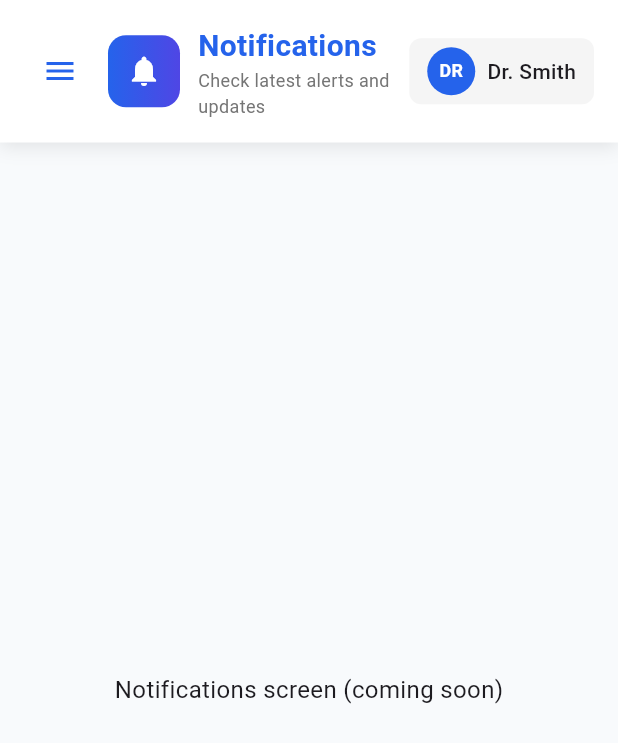
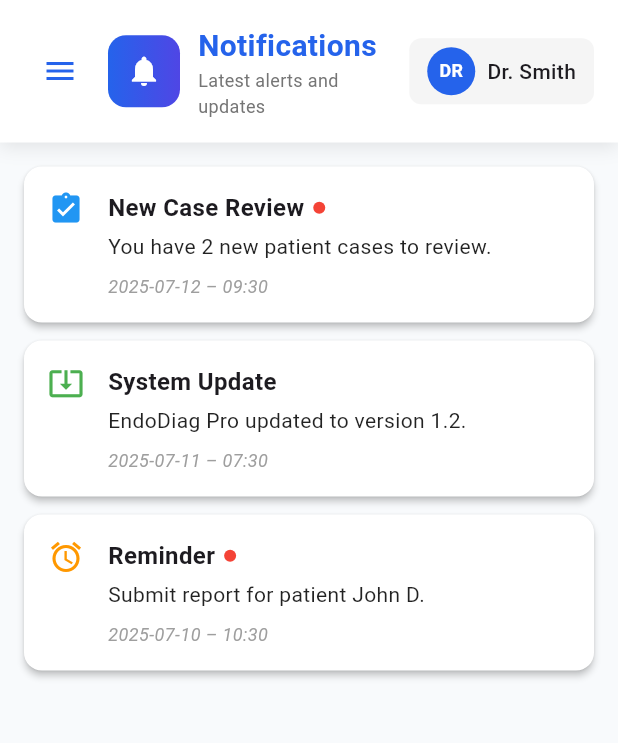
Before and after one commit to AIDentifyTeam/endo-frontend, a Flutter app: the NotificationsScreen screen opened by its route, on a phone screen of 412 x 824 dp. Shown: the top 743 px of the screen. Run offline on Flutter 3.47's test engine with Material 3 defaults, Android fonts, the phone set to English and light mode, and no system bars; our stand-ins replace image_picker.

Commit message:
add notification page

```diff
--- a/lib/screens/notifications.dart
+++ b/lib/screens/notifications.dart
@@ -1,10 +1,71 @@
-// lib/screens/notifications_screen.dart
 import 'package:flutter/material.dart';
+import 'package:intl/intl.dart';
 import 'package:endo_frontend/widgets/global_header.dart';
 import 'package:endo_frontend/widgets/main_drawer.dart';
 
-class NotificationsScreen extends StatelessWidget {
+class NotificationItem {
+  final String id;
+  final String title;
+  final String description;
+  final String type;
+  final DateTime timestamp;
+  bool isRead;
+
+  NotificationItem({
+    required this.id,
+    required this.title,
+    required this.description,
+    required this.type,
+    required this.timestamp,
+    this.isRead = false,
+  });
+}
+
+class NotificationsScreen extends StatefulWidget {
   const NotificationsScreen({super.key});
+
+  @override
+  State<NotificationsScreen> createState() => _NotificationScreenState();
+}
+
+class _NotificationScreenState extends State<NotificationsScreen> {
+  final List<NotificationItem> _notifications = [
+    NotificationItem(
+      id: '1',
+      title: 'New Case Review',
+      description: 'You have 2 new patient cases to review.',
+      type: 'New Case Review',
+      timestamp: DateTime.now().subtract(const Duration(hours: 1)),
+    ),
+    NotificationItem(
+      id: '2',
+      title: 'System Update',
+      description: 'EndoDiag Pro updated to version 1.2.',
+      type: 'System Update',
+      timestamp: DateTime.now().subtract(const Duration(days: 1, hours: 3)),
+      isRead: true,
+    ),
+    NotificationItem(
+      id: '3',
+      title: 'Reminder',
+      description: 'Submit report for patient John D.',
+      type: 'Reminder',
+      timestamp: DateTime.now().subtract(const Duration(days: 2)),
+    ),
+  ];
+
+  Icon _getIconForType(String type) {
+    switch (type) {
+      case 'New Case Review':
+        return const Icon(Icons.assignment_turned_in, color: Colors.blue);
+      case 'System Update':
+        return const Icon(Icons.system_update_alt, color: Colors.green);
+      case 'Reminder':
+        return const Icon(Icons.alarm, color: Colors.orange);
+      default:
+        return const Icon(Icons.notifications, color: Colors.grey);
+    }
+  }
 
   @override
   Widget build(BuildContext context) {
@@ -13,15 +74,88 @@ class NotificationsScreen extends StatelessWidget {
       backgroundColor: const Color(0xFFF8FAFC),
       body: SafeArea(
         child: Column(
-          children: const [
-            AppHeader(
+          children: [
+            const AppHeader(
               title: 'Notifications',
-              subtitle: 'Check latest alerts and updates',
+              subtitle: 'Latest alerts and updates',
               icon: Icons.notifications,
             ),
+            const SizedBox(height: 8),
             Expanded(
-              child: Center(
-                child: Text('Notifications screen (coming soon)', style: TextStyle(fontSize: 16)),
+              child: ListView.builder(
+                padding: const EdgeInsets.symmetric(horizontal: 16, vertical: 8),
+                itemCount: _notifications.length,
+                itemBuilder: (context, index) {
+                  final n = _notifications[index];
+
+                  return GestureDetector(
+                    onTap: () {
+                      if (!n.isRead) {
+                        setState(() {
+                          n.isRead = true;
+                        });
+                      }
+                    },
+                    child: Card(
+                      color: Colors.white,
+                      margin: const EdgeInsets.only(bottom: 12),
+                      elevation: 2,
+                      shape: RoundedRectangleBorder(borderRadius: BorderRadius.circular(12)),
+                      child: Padding(
+                        padding: const EdgeInsets.all(16),
+                        child: Row(
+                          crossAxisAlignment: CrossAxisAlignment.start,
+                          children: [
+                            _getIconForType(n.type),
+                            const SizedBox(width: 16),
+                            Expanded(
+                              child: Column(
+                                crossAxisAlignment: CrossAxisAlignment.start,
+                                children: [
+                                  Row(
+                                    children: [
+                                      Text(
+                                        n.title,
+                                        style: const TextStyle(
+                                          fontWeight: FontWeight.bold,
+                                          fontSize: 16,
+                                        ),
+                                      ),
+                                      const SizedBox(width: 6),
+                                      if (!n.isRead)
+                                        Container(
+                                          width: 8,
+                                          height: 8,
+                                          decoration: const BoxDecoration(
+                                            color: Colors.red,
+                                            shape: BoxShape.circle,
+                                          ),
+                                        ),
+                                    ],
+                                  ),
+                                  const SizedBox(height: 4),
+                                  Text(
+                                    n.description,
+                                    style: const TextStyle(fontSize: 14, color: Colors.black87),
+                                  ),
+                                  const SizedBox(height: 8),
+                                  Text(
+                                    DateFormat('yyyy-MM-dd – HH:mm').format(n.timestamp),
+                                    style: const TextStyle(
+                                      fontSize: 12,
+                                      fontStyle: FontStyle.italic,
+                                      color: Colors.grey,
+                                    ),
+                                  ),
+                                ],
+                              ),
+                            ),
+                          ],
+                        ),
+                      ),
+                    ),
+                  );
+                },
               ),
             ),
           ],
```
